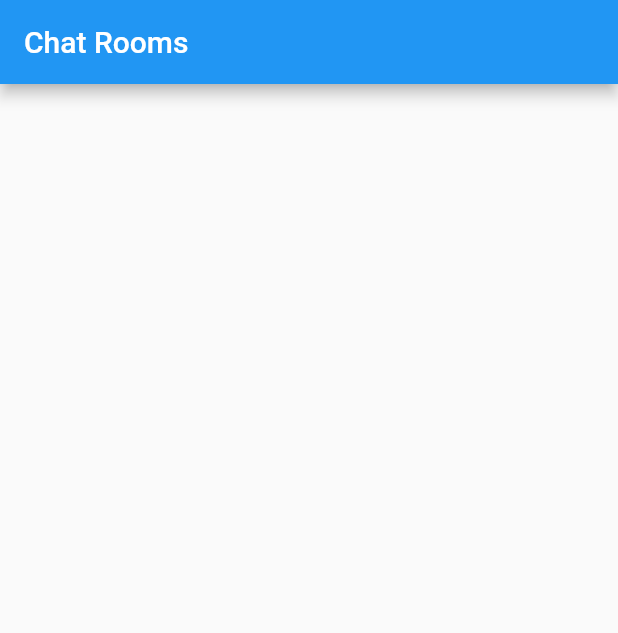
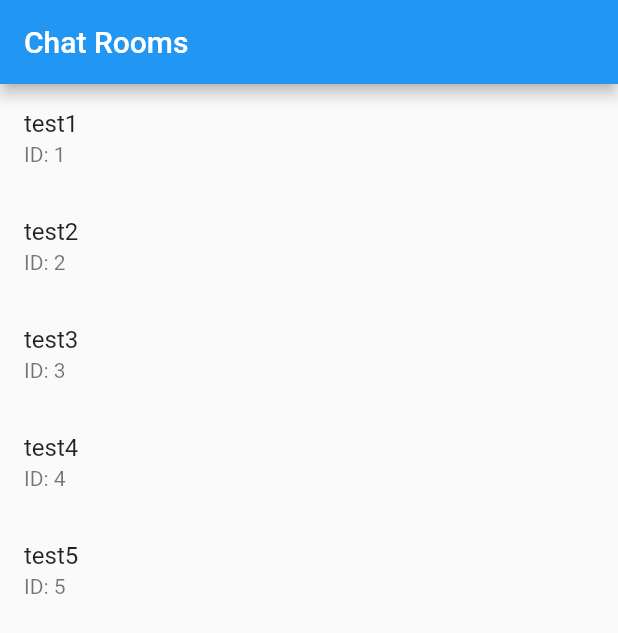
Before and after one commit to cnslab-chambit/Teemo_frontend, a Flutter app: the screen it shows after launch, on a phone screen of 412 x 824 dp. Shown: the top 633 px of the screen. Run offline on Flutter 3.47's test engine with Material 2 defaults, Android fonts, the light colour scheme and no system bars; missing offline and left inert: dart:ffi.

Commit message:
채팅창 & 채팅룸 리스트 추가
테스트 코드 추가한 상태라 추후 uri추가하면 수정해야함

Changes to be committed:
	modified:   lib/main.dart
	new file:   lib/screens/chat.dart
	new file:   lib/screens/chatroom_list.dart

```diff
--- a/lib/main.dart
+++ b/lib/main.dart
@@ -1,6 +1,5 @@
-import 'dart:convert';
 import 'package:flutter/material.dart';
-import 'package:http/http.dart' as http;
+import 'package:teemo_front/screens/chatroom_list.dart';
 
 void main() {
   runApp(const MyApp());
@@ -12,82 +11,7 @@ class MyApp extends StatelessWidget {
   @override
   Widget build(BuildContext context) {
     return const MaterialApp(
-      home: ChatRoomListScreen(),
+      home: ChatRoomList(),
     );
   }
 }
-
-class ChatRoomListScreen extends StatefulWidget {
-  const ChatRoomListScreen({super.key});
-
-  @override
-  _ChatRoomListScreenState createState() => _ChatRoomListScreenState();
-}
-
-class _ChatRoomListScreenState extends State<ChatRoomListScreen> {
-  List<ChatRoom> _chatRooms = [];
-
-  @override
-  void initState() {
-    super.initState();
-    _fetchChatRooms();
-  }
-
-  Future<void> _fetchChatRooms() async {
-    try {
-      // HTTP GET 요청을 보내서 채팅방 목록을 가져옴
-      final response = await http.get(Uri.parse('URI'));
-
-      if (response.statusCode == 200) {
-        // JSON 데이터를 파싱하여 ChatRoom 모델로 변환 후 _chatRooms 리스트에 저장
-        final List<dynamic> data = json.decode(response.body);
-        setState(() {
-          _chatRooms = data.map((json) => ChatRoom.fromJson(json)).toList();
-        });
-      } else {
-        throw Exception('Failed to fetch chat rooms');
-      }
-    } catch (e) {
-      print('Error occurred: $e');
-    }
-  }
-
-  @override
-  Widget build(BuildContext context) {
-    return Scaffold(
-      appBar: AppBar(
-        title: const Text('Chat Rooms'),
-      ),
-      body: ListView.builder(
-        // ListView의 아이템 수는 _chatRooms 리스트의 길이와 같음
-        itemCount: _chatRooms.length,
-        itemBuilder: (context, index) {
-          // 현재 인덱스에 해당하는 ChatRoom 객체를 가져옴
-          final chatRoom = _chatRooms[index];
-          // ListTile을 사용하여 채팅방 목록을 보여줌
-          return ListTile(
-            title: Text(chatRoom.title),
-            subtitle: Text('ID: ${chatRoom.id}'),
-            onTap: () {
-              //채팅방으로 이동하는 코드
-            },
-          );
-        },
-      ),
-    );
-  }
-}
-
-class ChatRoom {
-  final int id;
-  final String title;
-
-  ChatRoom({required this.id, required this.title});
-
-  factory ChatRoom.fromJson(Map<String, dynamic> json) {
-    return ChatRoom(
-      id: json['id'],
-      title: json['title'],
-    );
-  }
-}
--- /dev/null
+++ b/lib/screens/chatroom_list.dart
@@ -0,0 +1,99 @@
+import 'dart:convert';
+import 'package:flutter/material.dart';
+import 'package:http/http.dart' as http;
+import 'chat.dart';
+
+class ChatRoomList extends StatefulWidget {
+  const ChatRoomList({super.key});
+
+  @override
+  // ignore: library_private_types_in_public_api
+  _ChatRoomListState createState() => _ChatRoomListState();
+}
+
+class _ChatRoomListState extends State<ChatRoomList> {
+  List<ChatRoom> _chatRooms = [];
+
+  @override
+  void initState() {
+    super.initState();
+
+    /**
+     * api 통신할 때 , 아래 주석 해제하면 됩니다.
+     */
+    //_fetchChatRooms();
+    _temDataFetchChatRooms();
+  }
+
+  _temDataFetchChatRooms() {
+    _chatRooms.add(ChatRoom(id: 1, title: "test1"));
+    _chatRooms.add(ChatRoom(id: 2, title: "test2"));
+    _chatRooms.add(ChatRoom(id: 3, title: "test3"));
+    _chatRooms.add(ChatRoom(id: 4, title: "test4"));
+    _chatRooms.add(ChatRoom(id: 5, title: "test5"));
+  }
+
+  Future<void> _fetchChatRooms() async {
+    try {
+      // HTTP GET 요청을 보내서 채팅방 목록을 가져옴
+      final response =
+          await http.get(Uri.parse('http://localhost:8080/api/chatRooms'));
+
+      if (response.statusCode == 200) {
+        // JSON 데이터를 파싱하여 ChatRoom 모델로 변환 후 _chatRooms 리스트에 저장
+        final List<dynamic> data = json.decode(utf8.decode(response.bodyBytes));
+        setState(() {
+          _chatRooms = data.map((json) => ChatRoom.fromJson(json)).toList();
+        });
+      } else {
+        throw Exception('Failed to fetch chat rooms');
+      }
+    } catch (e) {
+      print('Error occurred: $e');
+    }
+  }
+
+  @override
+  Widget build(BuildContext context) {
+    return Scaffold(
+      appBar: AppBar(
+        title: const Text('Chat Rooms'),
+      ),
+      body: ListView.builder(
+        // ListView의 아이템 수는 _chatRooms 리스트의 길이와 같음
+        itemCount: _chatRooms.length,
+        itemBuilder: (context, index) {
+          // 현재 인덱스에 해당하는 ChatRoom 객체를 가져옴
+          final chatRoom = _chatRooms[index];
+          // ListTile을 사용하여 채팅방 목록을 보여줌
+          return ListTile(
+            title: Text(chatRoom.title),
+            subtitle: Text('ID: ${chatRoom.id}'),
+            onTap: () {
+              //채팅방으로 이동하는 코드
+              Navigator.push(
+                context,
+                MaterialPageRoute(
+                    builder: (context) => ChatScreen(arg: chatRoom.id)),
+              );
+            },
+          );
+        },
+      ),
+    );
+  }
+}
+
+class ChatRoom {
+  final int id;
+  final String title;
+
+  ChatRoom({required this.id, required this.title});
+
+  factory ChatRoom.fromJson(Map<String, dynamic> json) {
+    return ChatRoom(
+      id: json['id'],
+      title: json['title'],
+    );
+  }
+}
```
Also changed, not shown: lib/screens/chat.dart (added, +228 -0 lines).
